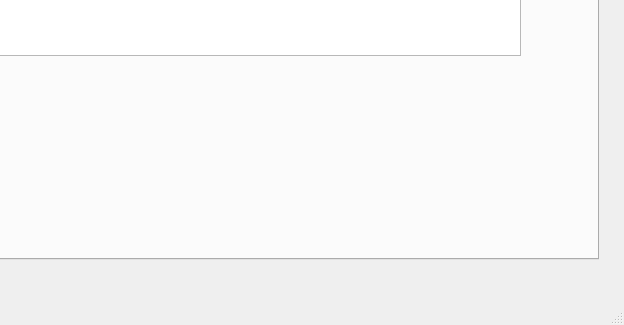
First picture: the form in PreRegistrationGui/systemwindowprofessor.ui, repository ritaaoun/Preregistration, before the edit; both pictures show x 322 to 946 and y 401 to 726 of the 946 by 726 pixel window.
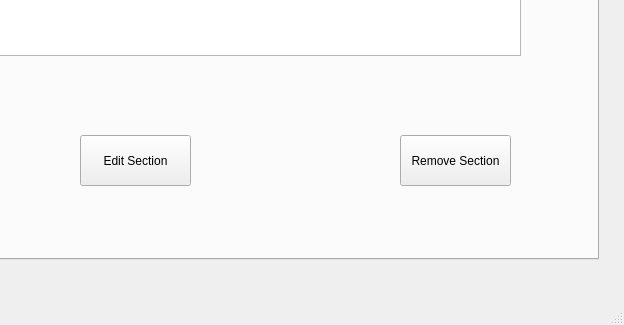
Second picture: the form after the edit. The open tabs and pages were chosen to show the change.

```diff
--- a/PreRegistrationGui/systemwindowprofessor.ui
+++ b/PreRegistrationGui/systemwindowprofessor.ui
@@ -291,6 +291,32 @@
        <string>Add Section</string>
       </property>
      </widget>
+     <widget class="QPushButton" name="pbEditSection">
+      <property name="geometry">
+       <rect>
+        <x>390</x>
+        <y>410</y>
+        <width>111</width>
+        <height>51</height>
+       </rect>
+      </property>
+      <property name="text">
+       <string>Edit Section</string>
+      </property>
+     </widget>
+     <widget class="QPushButton" name="pbRemoveSection">
+      <property name="geometry">
+       <rect>
+        <x>710</x>
+        <y>410</y>
+        <width>111</width>
+        <height>51</height>
+       </rect>
+      </property>
+      <property name="text">
+       <string>Remove Section</string>
+      </property>
+     </widget>
     </widget>
     <widget class="QWidget" name="tab_5">
      <attribute name="title">
```
Left out of the diff: 2 changed lines with no effect on the pictures.
